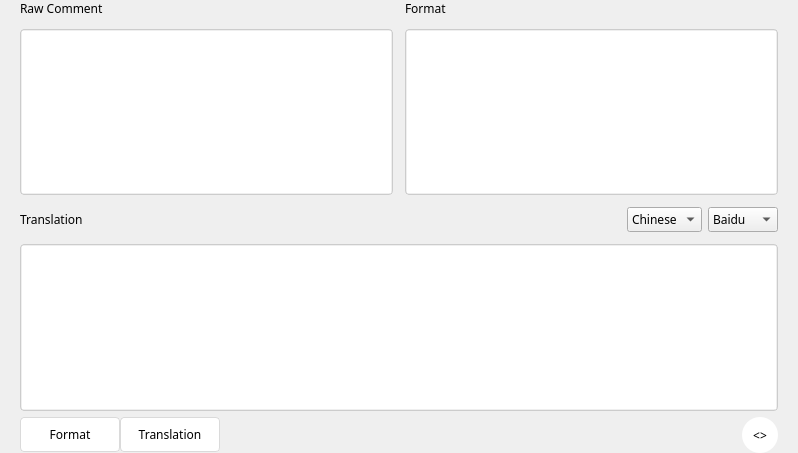
Qt form ui/comment_window.ui (liyansong2018/ReverseWidget) before a commit.
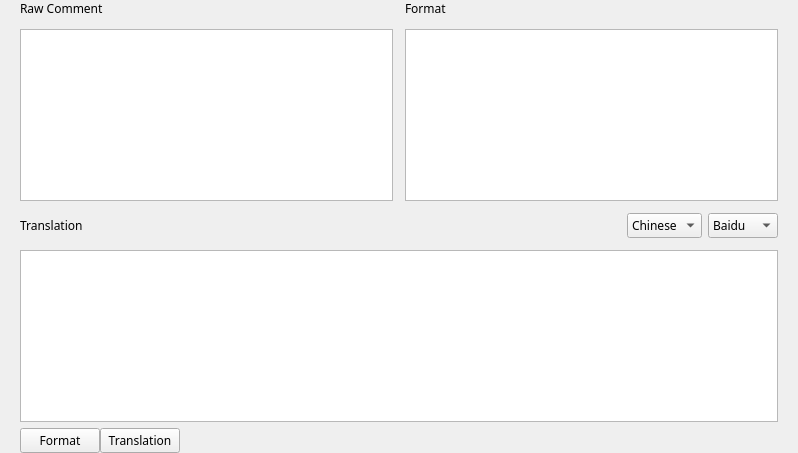
The same form after that commit. Icons and pictures are not drawn.

Commit message: Unify ui style and reduce custom qt styles

```diff
--- a/ui/comment_window.ui
+++ b/ui/comment_window.ui
@@ -46,11 +46,7 @@
      <item row="1" column="0">
       <widget class="QTextEdit" name="textEdit">
        <property name="styleSheet">
-        <string notr="true">QTextEdit{
-	border-radius: 4px;
-	border:1px solid #ccc;
-	padding: 1px;
-}</string>
+        <string notr="true"/>
        </property>
        <property name="overwriteMode">
         <bool>false</bool>
@@ -82,11 +78,7 @@
         </font>
        </property>
        <property name="styleSheet">
-        <string notr="true">QTextEdit{
-	border-radius: 4px;
-	border:1px solid #ccc;
-	padding: 1px;
-}</string>
+        <string notr="true"/>
        </property>
       </widget>
      </item>
@@ -240,11 +232,7 @@
    <item row="2" column="0">
     <widget class="QTextBrowser" name="transBrowser">
      <property name="styleSheet">
-      <string notr="true">QTextEdit{
-	border-radius: 4px;
-	border:1px solid #ccc;
-	padding: 1px;
-}</string>
+      <string notr="true"/>
      </property>
      <property name="openExternalLinks">
       <bool>true</bool>
@@ -260,61 +248,11 @@
       <number>0</number>
      </property>
      <item>
-      <widget class="QGroupBox" name="groupBox">
-       <property name="font">
-        <font>
-         <family>微软雅黑</family>
-        </font>
-       </property>
-       <property name="styleSheet">
-        <string notr="true">QGroupBox{
-	border:0px
-}
-QPushButton{
-	text-align:center;
-    text-decoration:none;
-    background:#ffffff;
-	/*color: #fff;*/
-    color:#000000;
-
-    padding: 5px 10px 5px 10px;
-    font-weight:light;
-    border-radius:4px;
-	border:1px solid #dadada;
-	white-space: nowrap;
-}
-
-QPushButton::checked,QPushButton::hover{
-	background-image: url(&quot;ui/resources/pictures/blue_menu.png&quot;);
-	color:#ffffff;
-	font-weight: bold;
-}</string>
-       </property>
-       <property name="title">
-        <string/>
-       </property>
-       <layout class="QHBoxLayout" name="horizontalLayout_2">
-        <property name="spacing">
-         <number>0</number>
-        </property>
-        <property name="leftMargin">
-         <number>0</number>
-        </property>
-        <property name="topMargin">
-         <number>0</number>
-        </property>
-        <property name="rightMargin">
-         <number>0</number>
-        </property>
-        <property name="bottomMargin">
-         <number>0</number>
-        </property>
-        <item>
          <widget class="QPushButton" name="formatButton">
           <property name="minimumSize">
            <size>
-            <width>100</width>
-            <height>35</height>
+         <width>0</width>
+         <height>0</height>
            </size>
           </property>
           <property name="font">
@@ -348,8 +286,8 @@
          <widget class="QPushButton" name="transButton">
           <property name="minimumSize">
            <size>
-            <width>100</width>
-            <height>35</height>
+         <width>0</width>
+         <height>0</height>
            </size>
           </property>
           <property name="font">
@@ -374,9 +312,6 @@
           <property name="autoExclusive">
            <bool>true</bool>
           </property>
-         </widget>
-        </item>
-       </layout>
       </widget>
      </item>
      <item>
@@ -392,53 +327,6 @@
        </property>
       </spacer>
      </item>
-     <item>
-      <widget class="QPushButton" name="covertButton">
-       <property name="minimumSize">
-        <size>
-         <width>0</width>
-         <height>0</height>
-        </size>
-       </property>
-       <property name="focusPolicy">
-        <enum>Qt::NoFocus</enum>
-       </property>
-       <property name="styleSheet">
-        <string notr="true">QGroupBox{
-	border:0px
-}
-QPushButton{
-	text-align:center;
-    text-decoration:none;
-    background:#ffffff;
-	/*color: #fff;*/
-    color:#000000;
-
-	height: 36px;
-	width: 36px;    
-	
-  	border-radius: 18px;
-	/*border:1px solid #dadada;
-	white-space: nowrap;*/
-}
-
-QPushButton::checked,QPushButton::hover{
-	background-image: url(&quot;ui/resources/pictures/blue_menu.png&quot;);
-	color:#ffffff;
-	font-weight: bold;
-}</string>
-       </property>
-       <property name="text">
-        <string>&lt;&gt;</string>
-       </property>
-       <property name="checkable">
-        <bool>true</bool>
-       </property>
-       <property name="autoExclusive">
-        <bool>true</bool>
-       </property>
-      </widget>
-     </item>
     </layout>
    </item>
   </layout>
```
Lines whose indentation alone changed are shown as unchanged. The commit also changes 5 other files.
